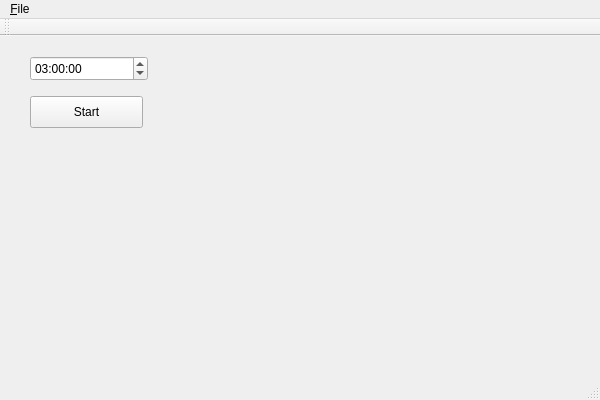
Above: Timer/mainwindow.ui from edvelezg/viper-sugui before the change. Below: the same form after it.
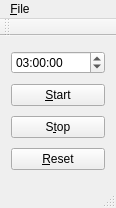
That is the form after the change.

```diff
--- a/Timer/mainwindow.ui
+++ b/Timer/mainwindow.ui
@@ -6,22 +6,22 @@
    <rect>
     <x>0</x>
     <y>0</y>
-    <width>600</width>
-    <height>400</height>
+    <width>116</width>
+    <height>208</height>
    </rect>
   </property>
   <property name="windowTitle">
    <string>MainWindow</string>
   </property>
   <widget class="QWidget" name="centralWidget">
+   <layout class="QGridLayout" name="gridLayout">
+    <item row="0" column="0">
    <widget class="QTimeEdit" name="timeEdit">
-    <property name="geometry">
-     <rect>
-      <x>30</x>
-      <y>20</y>
-      <width>118</width>
-      <height>25</height>
-     </rect>
+      <property name="baseSize">
+       <size>
+        <width>10</width>
+        <height>10</height>
+       </size>
     </property>
     <property name="maximumTime">
      <time>
@@ -41,26 +41,36 @@
      </time>
     </property>
    </widget>
-   <widget class="QPushButton" name="pushButton">
-    <property name="geometry">
-     <rect>
-      <x>30</x>
-      <y>60</y>
-      <width>113</width>
-      <height>32</height>
-     </rect>
-    </property>
+    </item>
+    <item row="1" column="0">
+     <widget class="QPushButton" name="btnStart">
+      <property name="text">
+       <string>&amp;Start</string>
+      </property>
+     </widget>
+    </item>
+    <item row="4" column="0">
+     <widget class="QPushButton" name="btnReset">
     <property name="text">
-     <string>Start</string>
-    </property>
-   </widget>
+       <string>&amp;Reset</string>
+      </property>
+     </widget>
+    </item>
+    <item row="2" column="0">
+     <widget class="QPushButton" name="btnStop">
+      <property name="text">
+       <string>S&amp;top</string>
+      </property>
+     </widget>
+    </item>
+   </layout>
   </widget>
   <widget class="QMenuBar" name="menuBar">
    <property name="geometry">
     <rect>
      <x>0</x>
      <y>0</y>
-     <width>600</width>
+     <width>116</width>
      <height>22</height>
     </rect>
    </property>
```
Lines whose indentation alone changed are shown as unchanged.
